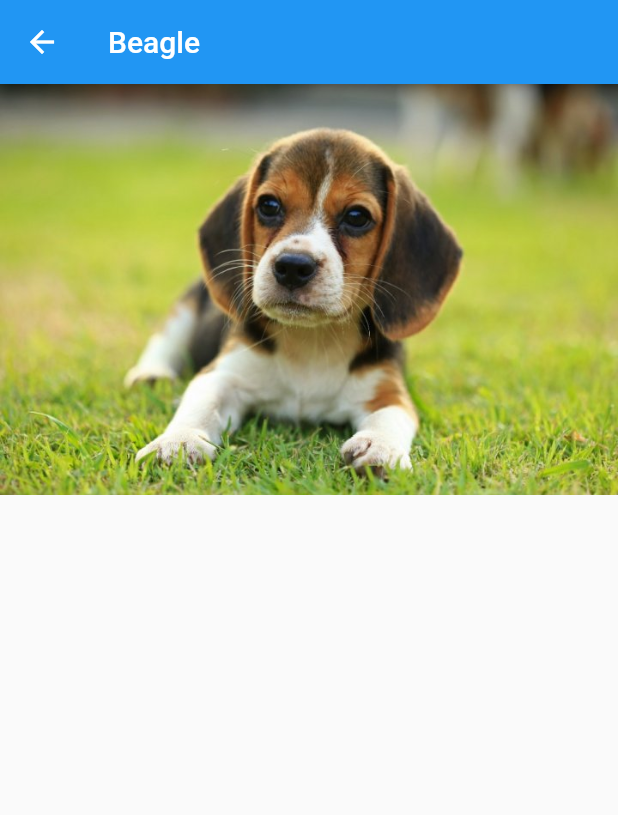
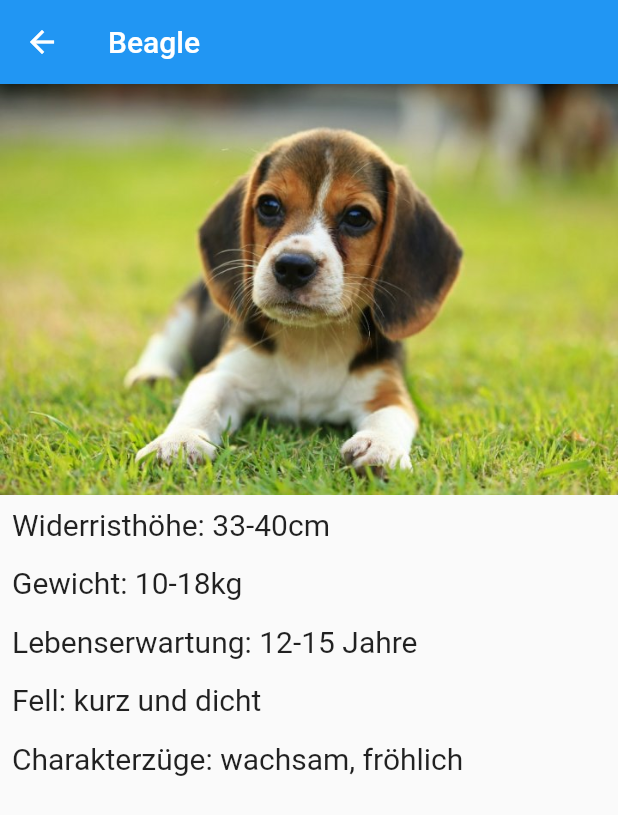
Before and after one commit to Syb10/flutter_basis_app, a Flutter app: the screen it shows after launch, after a tap on "Beagle", on a phone screen of 412 x 824 dp. Shown: the top 815 px of the screen. Run offline on Flutter 3.47's test engine with Material 2 defaults, Android fonts, the phone set to English and light mode, and no system bars.

```diff
--- a/lib/screens/beagle_screen.dart
+++ b/lib/screens/beagle_screen.dart
@@ -12,12 +12,43 @@ class _BeagleScreenState extends State<BeagleScreen> {
       appBar: AppBar(
           title:Text("Beagle"),
       ),
-      body: Container(
-        child: Image(
-          image:AssetImage("assets/images/beagle-13245.jpg"),
+      body: SingleChildScrollView(
+        child: Column(
+            children:<Widget>[
+              Container(
+                child: Image(
+                  image:AssetImage("assets/images/beagle-13245.jpg"),
+                ),
+              ),
+              machMirNeReihe("Widerristhöhe: ", "33-40cm"),
+              machMirNeReihe("Gewicht: ", "10-18kg"),
+              machMirNeReihe("Lebenserwartung: ", "12-15 Jahre"),
+              machMirNeReihe("Fell: ", "kurz und dicht"),
+              machMirNeReihe("Charakterzüge: ", "wachsam, fröhlich"),
+            ]
+
         ),
       ),
     );
 
   }
 }
+
+Widget machMirNeReihe(attribt, wert){
+  return
+    Padding(
+      padding: const EdgeInsets.all(8.0),
+        child: Row(
+          children: <Widget>[
+            Text(
+              attribt,
+              style: TextStyle(fontSize: 20),
+            ),
+            Text(
+              wert,
+              style: TextStyle(fontSize: 20),
+            ),
+          ],
+        ),
+      );
+}
--- a/lib/screens/home_screen.dart
+++ b/lib/screens/home_screen.dart
@@ -2,6 +2,7 @@ import 'package:flutter/cupertino.dart';
 import 'package:flutter/material.dart';
 import 'package:flutter_basis_app/screens/HavaneserScreen.dart';
 import 'package:flutter_basis_app/screens/beagle_screen.dart';
+import 'package:flutter_basis_app/screens/boxer_screen.dart';
 import 'package:flutter_basis_app/screens/husky_screen.dart';
 
 class HomeScreen extends StatefulWidget {
@@ -20,17 +21,53 @@ class _HomeScreenState extends State<HomeScreen> {
           Icon(Icons.pregnant_woman),
         ],
       ),
-      body: Center(
+      body: SingleChildScrollView(
+        child:Center(
           child: Column(
             children: <Widget>[
+              MachBuchstabe("A"),
+              MachBuchstabe("B"),
               buildRaisedHunderasseButton(context, "Beagle", BeagleScreen()),
+              buildRaisedHunderasseButton(context, "Boxer", Boxer_Screen()),
+              MachBuchstabe("C"),
+              buildRaisedHunderasseButton(context, "Chihuahua", widget),
+              MachBuchstabe("D"),
+              buildRaisedHunderasseButton(context, "Dackel", widget),
+              buildRaisedHunderasseButton(context, "Dalmatiner", widget),
+              MachBuchstabe("E"),
+              MachBuchstabe("F"),
+              MachBuchstabe("G"),
+              MachBuchstabe("H"),
               buildRaisedHunderasseButton(context, "Havaneser", HavaneserScreen()),
               buildRaisedHunderasseButton(context, "Husky", HushyScreen()),
-
+              MachBuchstabe("I"),
+              MachBuchstabe("J"),
+              MachBuchstabe("K"),
+              MachBuchstabe("L"),
+              buildRaisedHunderasseButton(context, "Labrador Retriever", widget),
+              MachBuchstabe("M"),
+              MachBuchstabe("N"),
+              MachBuchstabe("O"),
+              MachBuchstabe("P"),
+              buildRaisedHunderasseButton(context, "Pudel", widget),
+              MachBuchstabe("Q"),
+              MachBuchstabe("R"),
+              MachBuchstabe("S"),
+              buildRaisedHunderasseButton(context, "Schäferhund", widget),
+              buildRaisedHunderasseButton(context, "Spitz", widget),
+              MachBuchstabe("T"),
+              MachBuchstabe("U"),
+              MachBuchstabe("V"),
+              MachBuchstabe("W"),
+              MachBuchstabe("X"),
+              MachBuchstabe("Y"),
+              buildRaisedHunderasseButton(context, "Yorkshire Terrier", widget),
+              MachBuchstabe("Z"),
 
             ],
           ),
         ),
+      )
     );
   }
 
@@ -44,7 +81,26 @@ class _HomeScreenState extends State<HomeScreen> {
                 )
             );
           },
-          child: Text(text),
+          child: Align(
+            alignment: Alignment.center,
+            child:Text(text),
+          ),
         );
   }
 }
+
+Widget MachBuchstabe(text){
+  return
+    Padding(
+      padding: const EdgeInsets.all(8.0),
+      child: Row(
+        children: <Widget>[
+          Text(
+            text,
+            style: TextStyle(fontSize: 25),
+          ),
+        ],
+      ),
+    );
+
+}
--- a/pubspec.yaml
+++ b/pubspec.yaml
@@ -45,6 +45,7 @@ flutter:
    - assets/images/beagle-13245.jpg
    - assets/images/husky.jpg
    - assets/images/havaneser.jpg
+   - assets/images/boxer.jpg
   #  - images/a_dot_ham.jpeg
 
   # An image asset can refer to one or more resolution-specific "variants", see
```
Also changed, not shown: lib/screens/HavaneserScreen.dart (+8 -11 lines), lib/screens/boxer_screen.dart (added, +52 -0 lines), lib/screens/husky_screen.dart (+34 -6 lines). Lines whose indentation alone changed are shown as unchanged.
